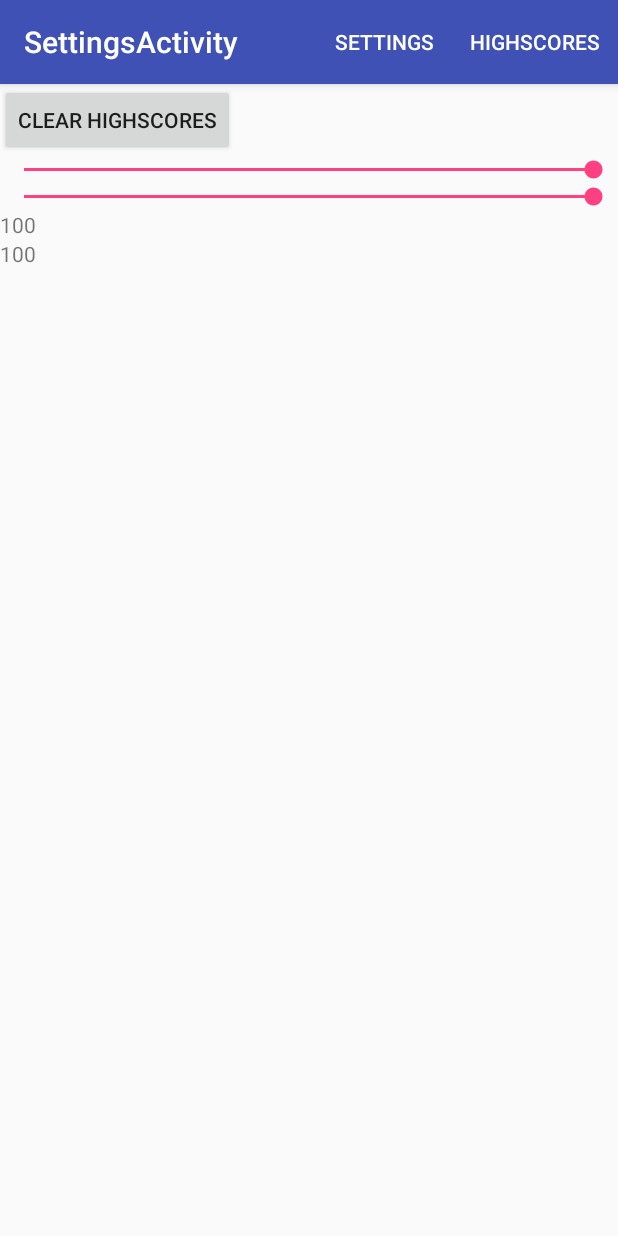
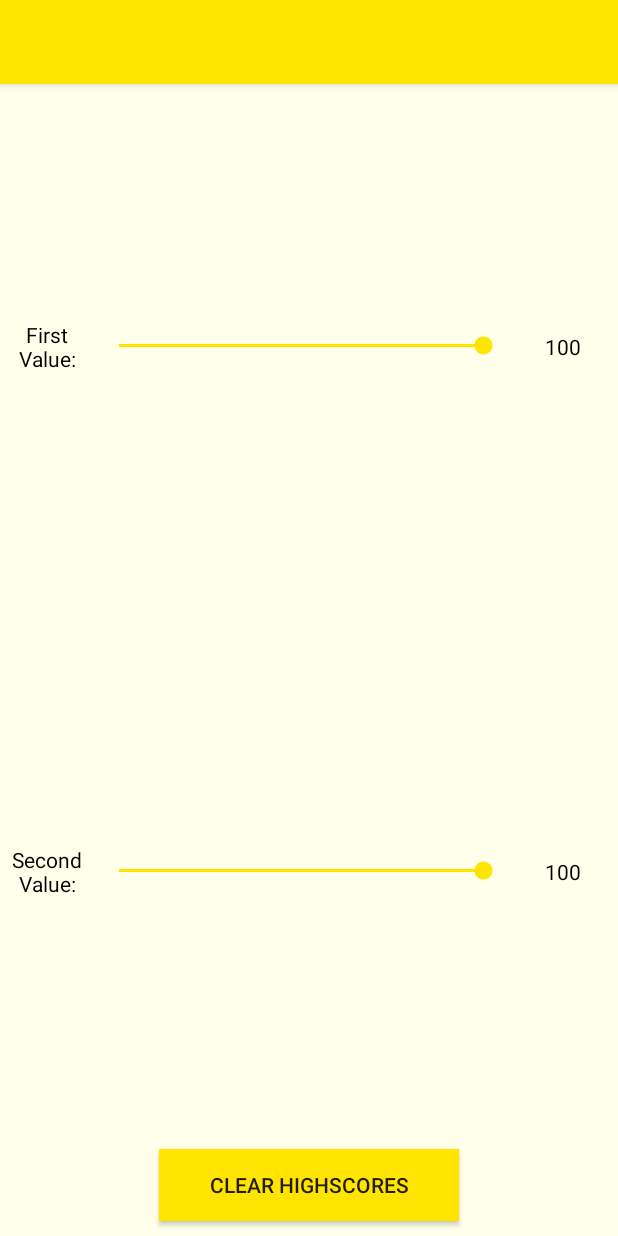
Before and after one commit to ZhouMing9919/CP3406---Educational-Game, an Android app: the screen it shows after launch (SettingsActivity), after a tap on "SETTINGS", on a phone screen of 412 x 824 dp. Run offline under Robolectric (Android 15) with nearby library versions, the light colour scheme and no system bars.

Commit message:
added colour schemes

```diff
--- a/EducationalGame/app/src/main/java/com/example/michael/educationalgame/HighScoresActivity.java
+++ b/EducationalGame/app/src/main/java/com/example/michael/educationalgame/HighScoresActivity.java
@@ -47,7 +47,7 @@
         }
         count = 0;
 
-        highScoresText.setText("HighScores: " + "\n" + "1: " + scoreList[0] + "\n" + "2: " + scoreList[1] + "\n" + "3: " + scoreList[2] + "\n" + "4: " + scoreList[3] + "\n" + "5: " + scoreList[4]);
+        highScoresText.setText("\n" + "1: " + scoreList[0] + "\n" + "2: " + scoreList[1] + "\n" + "3: " + scoreList[2] + "\n" + "4: " + scoreList[3] + "\n" + "5: " + scoreList[4]);
 
     }
     //protected void onResume() {
--- a/EducationalGame/app/src/main/java/com/example/michael/educationalgame/MainActivity.java
+++ b/EducationalGame/app/src/main/java/com/example/michael/educationalgame/MainActivity.java
@@ -54,32 +54,32 @@
         });
     }
 
-    @Override
-    public boolean onCreateOptionsMenu(Menu menu) {
-        // Inflate the menu; this adds items to the action bar if it is present.
-        getMenuInflater().inflate(R.menu.menu_main, menu);
-        return true;
-    }
-
-    @Override
-    public boolean onOptionsItemSelected(MenuItem item) {
-        // Handle action bar item clicks here. The action bar will
-        // automatically handle clicks on the Home/Up button, so long
-        // as you specify a parent activity in AndroidManifest.xml.
-        int id = item.getItemId();
-
-        //noinspection SimplifiableIfStatement
-        if (id == R.id.action_settings) {
-            startSettingsActvity();
-            return true;
-        }
-        if (id == R.id.action_highscores) {
-            startHighScoresActivity();
-            return true;
-        }
-
-        return super.onOptionsItemSelected(item);
-    }
+    //@Override
+    //public boolean onCreateOptionsMenu(Menu menu) {
+    //    // Inflate the menu; this adds items to the action bar if it is present.
+    //    getMenuInflater().inflate(R.menu.menu_main, menu);
+    //    return true;
+    //}
+//
+    //@Override
+    //public boolean onOptionsItemSelected(MenuItem item) {
+    //    // Handle action bar item clicks here. The action bar will
+    //    // automatically handle clicks on the Home/Up button, so long
+    //    // as you specify a parent activity in AndroidManifest.xml.
+    //    int id = item.getItemId();
+//
+    //    //noinspection SimplifiableIfStatement
+    //    if (id == R.id.action_settings) {
+    //        startSettingsActvity();
+    //        return true;
+    //    }
+    //    if (id == R.id.action_highscores) {
+    //        startHighScoresActivity();
+    //        return true;
+    //    }
+//
+    //    return super.onOptionsItemSelected(item);
+    //}
 
     void startGameActivity(View v) {
         Intent intent = new Intent(this, GameActivity.class);
--- a/EducationalGame/app/src/main/java/com/example/michael/educationalgame/SettingsActivity.java
+++ b/EducationalGame/app/src/main/java/com/example/michael/educationalgame/SettingsActivity.java
@@ -98,29 +98,29 @@
         });
     }
 
-    @Override
-    public boolean onCreateOptionsMenu(Menu menu) {
-        // Inflate the menu; this adds items to the action bar if it is present.
-        getMenuInflater().inflate(R.menu.menu_main, menu);
-        return true;
-    }
-
-    @Override
-    public boolean onOptionsItemSelected(MenuItem item) {
-        // Handle action bar item clicks here. The action bar will
-        // automatically handle clicks on the Home/Up button, so long
-        // as you specify a parent activity in AndroidManifest.xml.
-        int id = item.getItemId();
-
-        //noinspection SimplifiableIfStatement
-        if (id == R.id.action_settings) {
-            Intent intent = new Intent(this, SettingsActivity.class);
-            startActivity(intent);
-            return true;
-        }
-
-        return super.onOptionsItemSelected(item);
-    }
+    //@Override
+    //public boolean onCreateOptionsMenu(Menu menu) {
+    //    // Inflate the menu; this adds items to the action bar if it is present.
+    //    getMenuInflater().inflate(R.menu.menu_main, menu);
+    //    return true;
+    //}
+//
+    //@Override
+    //public boolean onOptionsItemSelected(MenuItem item) {
+    //    // Handle action bar item clicks here. The action bar will
+    //    // automatically handle clicks on the Home/Up button, so long
+    //    // as you specify a parent activity in AndroidManifest.xml.
+    //    int id = item.getItemId();
+//
+    //    //noinspection SimplifiableIfStatement
+    //    if (id == R.id.action_settings) {
+    //        Intent intent = new Intent(this, SettingsActivity.class);
+    //        startActivity(intent);
+    //        return true;
+    //    }
+//
+    //    return super.onOptionsItemSelected(item);
+    //}
 
     void clearHighscores(View v) {
         highScores.clearDatabase();
--- a/EducationalGame/app/src/main/res/layout/activity_game.xml
+++ b/EducationalGame/app/src/main/res/layout/activity_game.xml
@@ -9,6 +9,7 @@
     <android.support.design.widget.AppBarLayout
         android:layout_width="match_parent"
         android:layout_height="wrap_content"
+        android:background="#FFE400"
         android:theme="@style/AppTheme.AppBarOverlay">
 
         <android.support.v7.widget.Toolbar
--- a/EducationalGame/app/src/main/res/layout/content_authenticate.xml
+++ b/EducationalGame/app/src/main/res/layout/content_authenticate.xml
@@ -4,6 +4,7 @@
     xmlns:tools="http://schemas.android.com/tools"
     android:layout_width="match_parent"
     android:layout_height="match_parent"
+    android:background="#FFFFEA"
     app:layout_behavior="@string/appbar_scrolling_view_behavior"
     tools:context="com.example.michael.educationalgame.Authenticate"
     tools:showIn="@layout/activity_authenticate">
--- a/EducationalGame/app/src/main/res/layout/content_settings.xml
+++ b/EducationalGame/app/src/main/res/layout/content_settings.xml
@@ -5,37 +5,88 @@
     android:layout_width="match_parent"
     android:layout_height="match_parent"
     android:orientation="vertical"
+    android:background="#FFFFEA"
     app:layout_behavior="@string/appbar_scrolling_view_behavior"
     tools:context="com.example.michael.educationalgame.SettingsActivity"
     tools:showIn="@layout/activity_settings">
 
 
-    <Button
-        android:id="@+id/clearHighscores"
-        android:layout_width="wrap_content"
+    <LinearLayout
+        android:layout_width="match_parent"
+        android:layout_height="0dp"
+        android:orientation="horizontal"
+        android:layout_weight="1">
+
+        <TextView
+            android:layout_width="200dp"
             android:layout_height="wrap_content"
-        android:onClick="clearHighscores"
-        android:text="Clear Highscores" />
+            android:layout_gravity="center"
+            android:layout_weight="1"
+            android:text="First Value:"
+            android:textAlignment="center"
+            android:textColor="@android:color/black" />
 
         <SeekBar
             android:id="@+id/firstValueMaxSlider"
             android:layout_width="match_parent"
-        android:layout_height="wrap_content" />
+            android:layout_height="match_parent"
+            android:layout_weight="1" />
+
+        <TextView
+            android:id="@+id/firstValueMaxText"
+            android:layout_width="210dp"
+            android:layout_height="wrap_content"
+            android:layout_gravity="center"
+            android:layout_weight="1"
+            android:text="TextView"
+            android:textAlignment="center"
+            android:textColor="@android:color/black" />
+
+    </LinearLayout>
+
+    <LinearLayout
+        android:layout_width="match_parent"
+        android:layout_height="0dp"
+        android:orientation="horizontal"
+        android:layout_weight="1">
+
+        <TextView
+            android:layout_width="200dp"
+            android:layout_height="wrap_content"
+            android:layout_gravity="center"
+            android:layout_weight="1"
+            android:text="Second Value:"
+            android:textAlignment="center"
+            android:textColor="@android:color/black" />
 
         <SeekBar
             android:id="@+id/secondValueMaxSlider"
             android:layout_width="match_parent"
-        android:layout_height="wrap_content" />
-
-    <TextView
-        android:id="@+id/firstValueMaxText"
-        android:layout_width="match_parent"
-        android:layout_height="wrap_content"
-        android:text="TextView" />
+            android:layout_height="match_parent"
+            android:layout_weight="1" />
 
         <TextView
             android:id="@+id/secondValueMaxText"
-        android:layout_width="match_parent"
+            android:layout_width="210dp"
             android:layout_height="wrap_content"
-        android:text="TextView" />
+            android:layout_gravity="center"
+            android:layout_weight="1"
+            android:text="TextView"
+            android:textAlignment="center"
+            android:textColor="@android:color/black" />
+
     </LinearLayout>
+
+    <Button
+        android:id="@+id/clearHighscores"
+        android:layout_width="200dp"
+        android:layout_height="wrap_content"
+        android:layout_gravity="center"
+        android:layout_margin="10dp"
+
+        android:background="#FFE400"
+        android:onClick="clearHighscores"
+        android:text="Clear Highscores"
+        android:textAlignment="center"
+        android:textSize="14dp" />
+</LinearLayout>
--- a/EducationalGame/app/src/main/res/menu/menu_main.xml
+++ b/EducationalGame/app/src/main/res/menu/menu_main.xml
@@ -5,12 +5,14 @@
     <item
         android:id="@+id/action_settings"
         android:orderInCategory="100"
+        android:textColor="#000000"
         android:title="@string/action_settings"
         app:showAsAction="always" />
 
     <item
         android:id="@+id/action_highscores"
         android:orderInCategory="100"
+        android:textColor="#000000"
         android:title="HighScores"
         app:showAsAction="always" />
 </menu>
--- a/EducationalGame/app/src/main/res/values/colors.xml
+++ b/EducationalGame/app/src/main/res/values/colors.xml
@@ -2,5 +2,5 @@
 <resources>
     <color name="colorPrimary">#3F51B5</color>
     <color name="colorPrimaryDark">#303F9F</color>
-    <color name="colorAccent">#FF4081</color>
+    <color name="colorAccent">#FFE400</color>
 </resources>
--- a/EducationalGame/app/src/main/res/values/styles.xml
+++ b/EducationalGame/app/src/main/res/values/styles.xml
@@ -3,7 +3,7 @@
     <!-- Base application theme. -->
     <style name="AppTheme" parent="Theme.AppCompat.Light.DarkActionBar">
         <!-- Customize your theme here. -->
-        <item name="colorPrimary">@color/colorPrimary</item>
+        <item name="colorPrimary">#FFE400</item>
         <item name="colorPrimaryDark">@color/colorPrimaryDark</item>
         <item name="colorAccent">@color/colorAccent</item>
     </style>
@@ -19,4 +19,5 @@
 
     <style name="AppTheme.PopupOverlay" parent="ThemeOverlay.AppCompat.Light" />
 
+
 </resources>
```
Also changed, not shown: EducationalGame/app/src/main/java/com/example/michael/educationalgame/GameActivity.java (+20 -0 lines), EducationalGame/app/src/main/res/layout/content_game.xml (+9 -2 lines), EducationalGame/app/src/main/res/layout/content_game_over.xml (+14 -5 lines), EducationalGame/app/src/main/res/layout/content_high_scores.xml (+17 -2 lines), EducationalGame/app/src/main/res/layout/content_main.xml (+16 -6 lines), EducationalGame/app/src/main/res/values/strings.xml (+6 -6 lines). Lines whose indentation alone changed are shown as unchanged.
